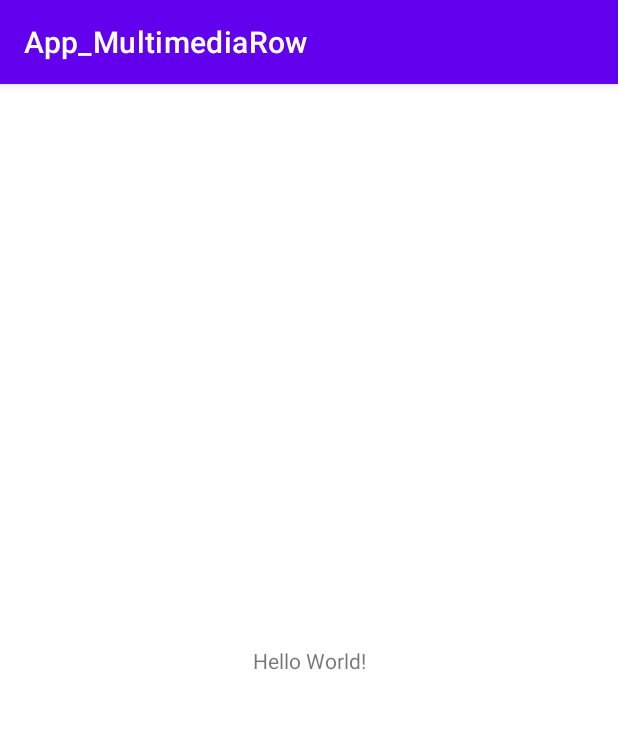
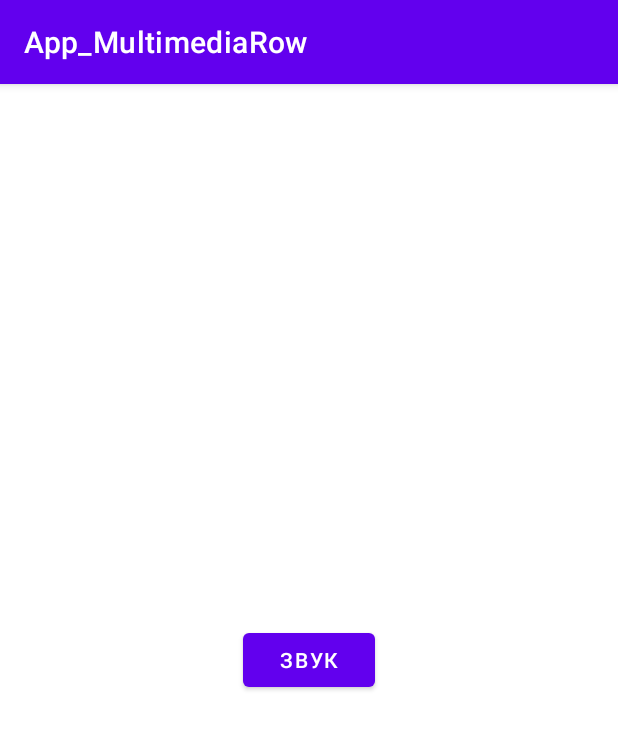
Before and after one commit to vasia18/App_MultimediaRow, an Android app: the screen it shows after launch (MainActivity), on a phone screen of 412 x 824 dp. Shown: the top 729 px of the screen. Run offline under Robolectric (Android 15) with nearby library versions, the phone set to English and light mode, and no system bars.

Commit message:
Код как подключать звуковой файл на кнопку

```diff
--- a/app/src/main/java/arkadii/ivanov/app_multimediarow/MainActivity.java
+++ b/app/src/main/java/arkadii/ivanov/app_multimediarow/MainActivity.java
@@ -2,7 +2,11 @@ package arkadii.ivanov.app_multimediarow;
 
 import androidx.appcompat.app.AppCompatActivity;
 
+import android.content.Context;
+import android.media.MediaPlayer;
 import android.os.Bundle;
+import android.view.View;
+import android.widget.Button;
 
 public class MainActivity extends AppCompatActivity {
 
@@ -10,5 +14,15 @@ public class MainActivity extends AppCompatActivity {
 	protected void onCreate(Bundle savedInstanceState) {
 		super.onCreate(savedInstanceState);
 		setContentView(R.layout.activity_main);
+		Button button = (Button) findViewById(R.id.button);
+		button.setOnClickListener(new View.OnClickListener() {
+			@Override
+			public void onClick(View v) {
+				Context context;
+				MediaPlayer md = MediaPlayer.create(MainActivity.this, R.raw.muv_1);
+				md.start();
+			}
+		});
+
 	}
 }
--- a/app/src/main/res/layout/activity_main.xml
+++ b/app/src/main/res/layout/activity_main.xml
@@ -6,13 +6,13 @@
     android:layout_height="match_parent"
     tools:context=".MainActivity">
 
-    <TextView
+    <Button
+        android:id="@+id/button"
         android:layout_width="wrap_content"
         android:layout_height="wrap_content"
-        android:text="Hello World!"
+        android:text="@string/button"
         app:layout_constraintBottom_toBottomOf="parent"
-        app:layout_constraintLeft_toLeftOf="parent"
-        app:layout_constraintRight_toRightOf="parent"
+        app:layout_constraintEnd_toEndOf="parent"
+        app:layout_constraintStart_toStartOf="parent"
         app:layout_constraintTop_toTopOf="parent" />
-
 </androidx.constraintlayout.widget.ConstraintLayout>
--- a/app/src/main/res/values/strings.xml
+++ b/app/src/main/res/values/strings.xml
@@ -1,3 +1,4 @@
 <resources>
     <string name="app_name">App_MultimediaRow</string>
+    <string name="button">Звук</string>
 </resources>
```
Also changed, not shown: 1 other file.
